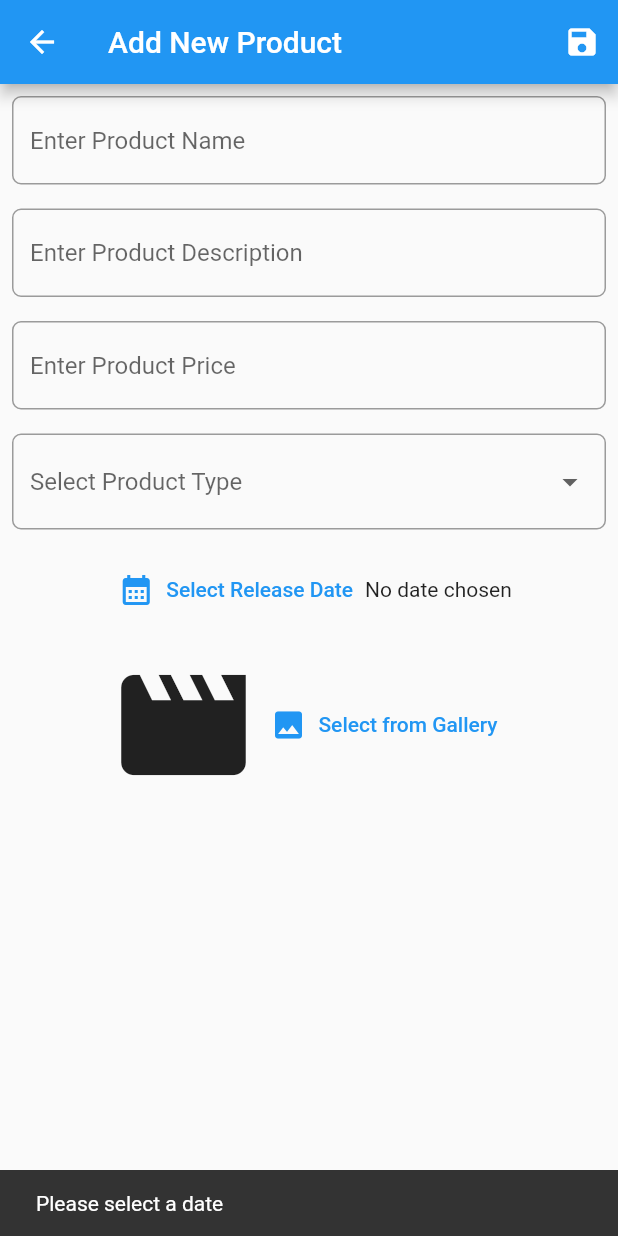
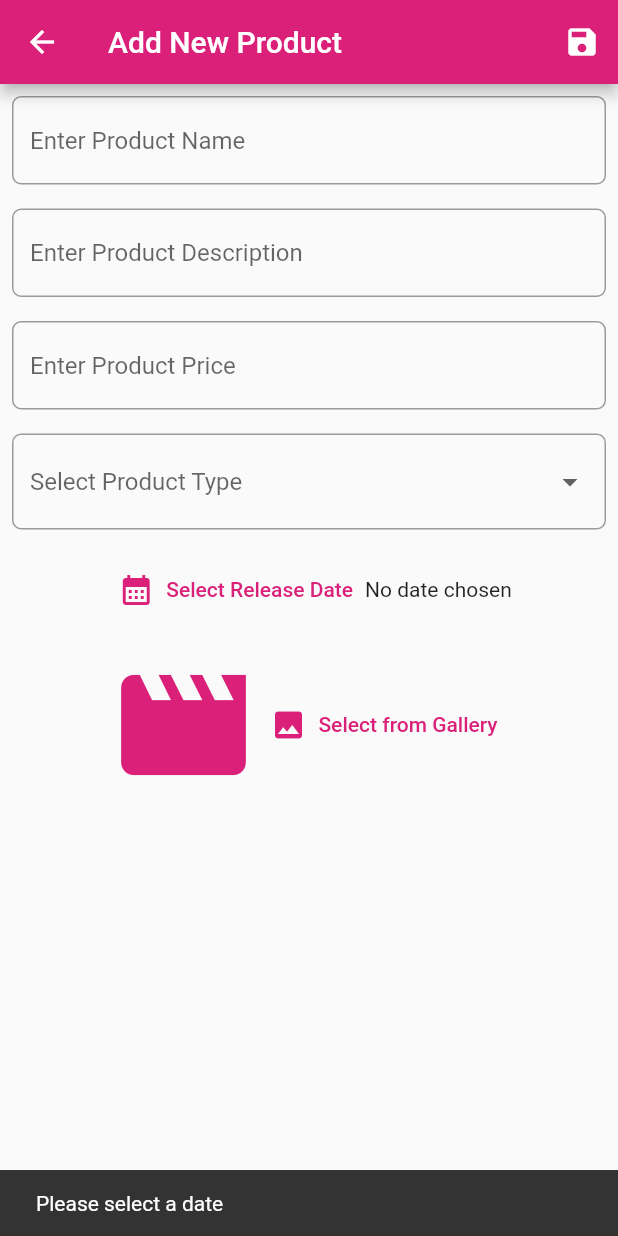
Before and after one commit to NaimurNoyon0409/Shopping_App_Project, a Flutter app: the NewProductAddPage screen opened by its route, after a tap on the "save" icon, on a phone screen of 412 x 824 dp. Run offline on Flutter 3.47's test engine with Material 2 defaults, Android fonts, the phone set to English and light mode, and no system bars; our stand-ins replace google_fonts, image_picker, shared_preferences, sqflite; missing offline and left inert: dart:ffi; accounts and stored records are empty.

Commit message:
Design UI part 2

```diff
--- a/lib/pages/add_product_page.dart
+++ b/lib/pages/add_product_page.dart
@@ -47,6 +47,7 @@ class _NewProductAddPageState extends State<NewProductAddPage> {
   Widget build(BuildContext context) {
     return Scaffold(
       appBar: AppBar(
+        backgroundColor: const Color(0xFFda2079),
         title: Text("Add New Product"),
         actions: [
           IconButton(onPressed: saveProduct,
@@ -146,8 +147,8 @@ class _NewProductAddPageState extends State<NewProductAddPage> {
                 children: [
                   TextButton.icon(
                     onPressed: selectDate,
-                    icon: const Icon(Icons.calendar_month),
-                    label: const Text('Select Release Date'),
+                    icon: const Icon(Icons.calendar_month,color: Color(0xFFda2079),),
+                    label: const Text('Select Release Date',style: TextStyle(color: Color(0xFFda2079)),),
                   ),
                   Text(expireDate == null
                       ? 'No date chosen'
@@ -163,6 +164,7 @@ class _NewProductAddPageState extends State<NewProductAddPage> {
                   imagePath == null
                       ? const Icon(
                     Icons.movie,
+                    color: Color(0xFFda2079),
                     size: 100,
                   )
                       : Image.file(
@@ -173,8 +175,8 @@ class _NewProductAddPageState extends State<NewProductAddPage> {
                   ),
                   TextButton.icon(
                     onPressed: getImage,
-                    icon: const Icon(Icons.photo),
-                    label: const Text('Select from Gallery'),
+                    icon: const Icon(Icons.photo,color: Color(0xFFda2079),),
+                    label: const Text('Select from Gallery',style: TextStyle(color: Color(0xFFda2079)),),
                   )
                 ],
               ),
@@ -205,26 +207,6 @@ class _NewProductAddPageState extends State<NewProductAddPage> {
         type: selectedType!,
         expire_date: getFormattedDate(expireDate!, 'dd/MM/yyyy'),
       );
-/*      if(id != null) {
-        product.id = id;
-        productProvider.updateProduct(product)
-            .then((value) {
-          productProvider.getAllMovies();
-          Navigator.pop(context, product.name);
-        })
-            .catchError((error) {
-          print(error.toString());
-        });
-      } else {
-        productProvider
-            .insertMovie(movie)
-            .then((value) {
-          productProvider.getAllMovies();
-          Navigator.pop(context);
-        }).catchError((error) {
-          print(error.toString());
-        });
-      }*/
     productProvider
          .insertProduct(product)
          .then((value) {
```
Also changed, not shown: lib/pages/product_details_page.dart (+23 -3 lines).
